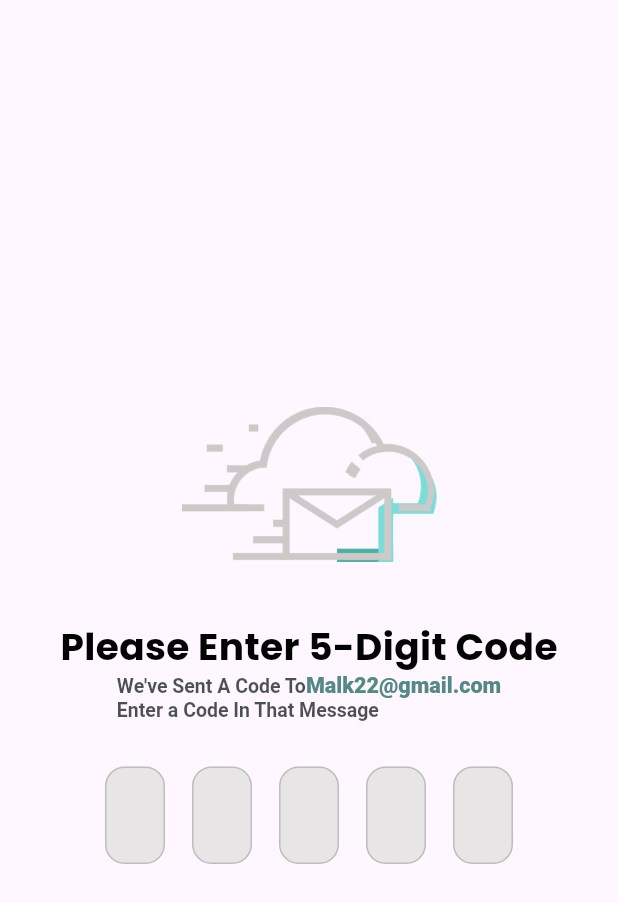
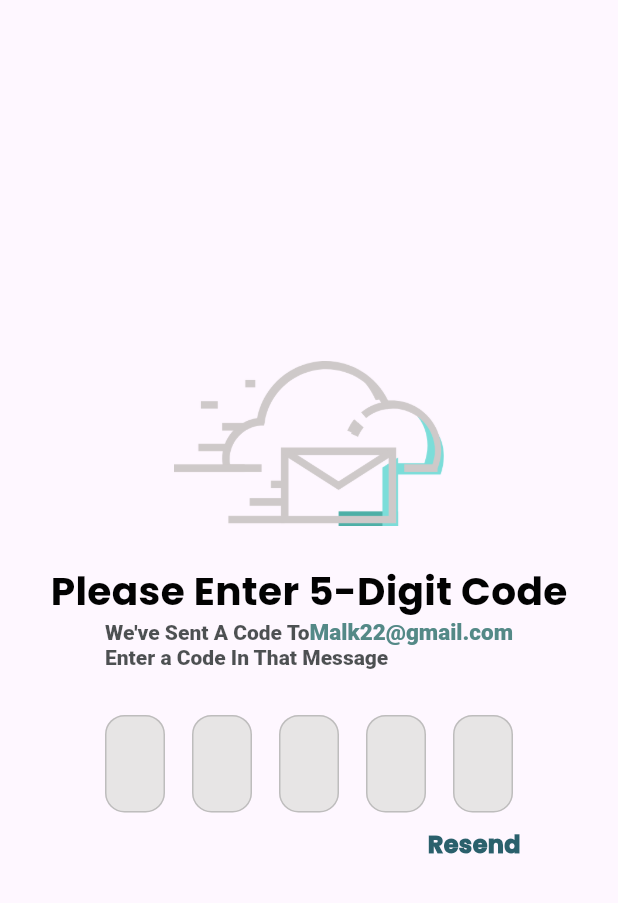
Before and after one commit to soo20/1-pet-App, a Flutter app: the MyVerify screen opened directly, on a phone screen of 412 x 824 dp. Shown: the top 903 px of the screen. Run offline on Flutter 3.47's test engine with Material 3 defaults, Android fonts, the phone set to English and light mode, and no system bars; drawn by our look-alikes of pinput; our stand-ins replace camera, dots_indicator, flutter_svg, font_awesome_flutter, get; project files that could hold a hidden picture were left out.

Commit message:
forget passward

```diff
--- a/lib/pages/pageforgetpass/forgetpass.dart
+++ /dev/null
@@ -1,162 +0,0 @@
-// ignore_for_file: avoid_print
-
-import 'dart:async';
-
-import 'package:flutter/material.dart';
-
-
-import 'package:petapplication/core/utils/widgets/repeatColorsUse.dart';
-import 'package:pinput/pinput.dart';
-
-class MyVerify extends StatefulWidget {
-  const MyVerify({super.key});
-
-  @override
-  State<MyVerify> createState() => _MyVerifyState();
-}
-
-class _MyVerifyState extends State<MyVerify> {
-  int resendtime = 120 ;
-  late Timer counertimer ;
-  void initstate(){
-    starttimer();
-    super.initState();
-  }
-  starttimer(){
-    counertimer = Timer.periodic(const Duration(seconds: 1), (timer) {
-      setState(() {
-        resendtime = resendtime - 1 ;
-      });
-  if(resendtime < 1){
-    counertimer.cancel();
-  }
-    });
-  }
-  stoptimer(){
-    if(counertimer.isActive){
-    counertimer.cancel();
-  }
-  }
-  @override
-  Widget build(BuildContext context) {
-    final defaultPinTheme = PinTheme(
-      margin: const EdgeInsets.symmetric(horizontal: 5),
-      width: 40,
-      height: 65,
-      textStyle: const TextStyle(
-          fontSize: 20,
-          color:   Color(0xff548987),
-          fontWeight: FontWeight.w400),
-      decoration: BoxDecoration(
-       color:const Color.fromARGB(255, 231, 229, 229) ,
-        border: Border.all(color: const Color.fromARGB(88, 112, 112, 112)),
-        borderRadius: BorderRadius.circular(13),
-      ),
-    );
-
-    final focusedPinTheme = defaultPinTheme.copyDecorationWith(
-      color:const Color(0xffF7F7F7) ,
-      border: Border.all(color: kMainColorSplash,),
-      borderRadius: BorderRadius.circular(13),
-    );
-
-    final submittedPinTheme = defaultPinTheme.copyWith(
-      decoration: defaultPinTheme.decoration?.copyWith(
-         color:const Color.fromARGB(255, 231, 229, 229) ,
-      ),
-    );
-
-    return Scaffold(
-      extendBodyBehindAppBar: true,
-
-      body: Container(
-        margin: const EdgeInsets.only(left: 25, right: 25,),
-        alignment: Alignment.center,
-        child: SingleChildScrollView(
-          child: Column(
-            mainAxisAlignment: MainAxisAlignment.center,
-            children: [
-              Image.asset(
-                'assets/image/cloud.png',
-                width: 170,
-                height: 170,
-              ),
-             const  SizedBox(
-                height: 5,
-              ),
-              const Text(
-                "Please Enter 5-Digit Code",
-                style: TextStyle(fontSize: 25, fontWeight: FontWeight.w700,color:  Color(0xff020202),),
-              ),
-              const SizedBox(
-                height: 0,
-              ),
-              RichText(
-            text: const TextSpan(
-              text: 'We\'ve Sent A Code To',
-              style: TextStyle(
-
-                fontSize: 13,
-                color: Color.fromARGB(184, 9, 15, 15),
-                fontWeight: FontWeight.w600,
-              ),
-              children: <TextSpan>[
-                TextSpan(
-                  text: 'Malk22@gmail.com\n',
-                  style: TextStyle(
-
-                    fontSize: 14.4,
-                    color: Color(0xff548987),
-                    fontWeight: FontWeight.w900,
-                  ),
-
-                ),
-                TextSpan(
-                  text: 'Enter a Code In That Message',
-                  style: TextStyle(
-
-                    fontSize: 13,
-                      color: Color.fromARGB(184, 9, 15, 15),
-                    fontWeight: FontWeight.w600,
-                  ),
-
-                ),
-              ],
-            ),
-          ),
-              const SizedBox(
-                height: 30,
-              ),
-              Pinput(
-                length: 5,
-                 defaultPinTheme: defaultPinTheme,
-                 focusedPinTheme: focusedPinTheme,
-                 submittedPinTheme: submittedPinTheme,
-
-                showCursor: true,
-                onCompleted: (pin) => print(pin),
-              ),
-              const SizedBox(
-                height: 10,
-              ),
-
-              Row(
-
-                children: [
-                   const SizedBox(width: 260,),
-
-                      resendtime == 0 ? InkWell(
-                        onTap: () {
-                          // resend code
-                        },
-                        child: const Text('Resend',  style: TextStyle(fontSize: 16, fontWeight: FontWeight.w900,color: Color(0xff2A606C)),),):const SizedBox(),
-
-                ],
-              )
-            ],
-          ),
-        ),
-      ),
-    );
-  }
-}
--- /dev/null
+++ b/lib/pages/pageforgetpass/my_verify_pass.dart
@@ -0,0 +1,209 @@
+// ignore_for_file: avoid_print
+
+import 'dart:async';
+
+import 'package:flutter/material.dart';
+import 'package:petapplication/core/utils/size_config.dart';
+
+import 'package:petapplication/core/utils/widgets/repeatColorsUse.dart';
+import 'package:petapplication/pages/pageforgetpass/greate_new_pass.dart';
+import 'package:pinput/pinput.dart';
+
+class MyVerify extends StatefulWidget {
+  const MyVerify({super.key});
+
+  @override
+  State<MyVerify> createState() => _MyVerifyState();
+}
+
+class _MyVerifyState extends State<MyVerify> {
+  int resendtime = 120;
+  late Timer countertimer;
+  bool isTimerRunning = false;
+  @override
+  void initState() {
+    starttimer();
+    super.initState();
+  }
+
+  void starttimer() {
+    countertimer = Timer.periodic(const Duration(seconds: 1), (timer) {
+      setState(() {
+        resendtime = resendtime - 1;
+      });
+      if (resendtime < 1) {
+        stoptimer();
+      }
+    });
+  }
+
+  void stoptimer() {
+    if (countertimer.isActive) {
+      countertimer.cancel();
+      setState(() {
+        isTimerRunning = false;
+      });
+    }
+  }
+
+  String getFormattedTime() {
+    int minutes = resendtime ~/ 60;
+    int seconds = resendtime % 60;
+    return '$minutes:${seconds.toString().padLeft(1, '0')}';
+  }
+
+  @override
+  Widget build(BuildContext context) {
+    final defaultPinTheme = PinTheme(
+      margin: const EdgeInsets.symmetric(horizontal: 5),
+      width: 40,
+      height: 65,
+      textStyle: const TextStyle(
+          fontSize: 22, color: Color(0xff020202), fontWeight: FontWeight.w500),
+      decoration: BoxDecoration(
+        color: const Color.fromARGB(255, 231, 229, 229),
+        border: Border.all(color: const Color.fromARGB(88, 112, 112, 112)),
+        borderRadius: BorderRadius.circular(13),
+      ),
+    );
+
+    final focusedPinTheme = defaultPinTheme.copyDecorationWith(
+      color: const Color(0xffF7F7F7),
+      border: Border.all(
+        color: kMainColorSplash,
+      ),
+      borderRadius: BorderRadius.circular(13),
+    );
+
+    final submittedPinTheme = defaultPinTheme.copyWith(
+      decoration: defaultPinTheme.decoration?.copyWith(
+        color: const Color.fromARGB(255, 231, 229, 229),
+      ),
+    );
+
+    return Scaffold(
+      extendBodyBehindAppBar: true,
+      body: Container(
+        margin:
+            EdgeInsets.only(left: 25, right: 25, bottom: screenHeight * 0.015),
+        alignment: Alignment.center,
+        child: SingleChildScrollView(
+          child: Column(
+            mainAxisAlignment: MainAxisAlignment.center,
+            children: [
+              Image.asset(
+                'assets/image/cloud.png',
+                width: 180,
+                height: 150,
+              ),
+              const SizedBox(
+                height: 5,
+              ),
+              const Text(
+                "Please Enter 5-Digit Code",
+                style: TextStyle(
+                  fontSize: 26,
+                  fontWeight: FontWeight.w700,
+                  color: Color(0xff020202),
+                ),
+              ),
+              const SizedBox(
+                height: 0,
+              ),
+              RichText(
+                text: const TextSpan(
+                  text: 'We\'ve Sent A Code To',
+                  style: TextStyle(
+                    fontSize: 14,
+                    color: Color.fromARGB(184, 9, 15, 15),
+                    fontWeight: FontWeight.w800,
+                  ),
+                  children: <TextSpan>[
+                    TextSpan(
+                      text: 'Malk22@gmail.com\n',
+                      style: TextStyle(
+                        fontSize: 15,
+                        color: Color(0xff548987),
+                        fontWeight: FontWeight.w900,
+                      ),
+                    ),
+                    TextSpan(
+                      text: 'Enter a Code In That Message',
+                      style: TextStyle(
+                        fontSize: 14,
+                        color: Color.fromARGB(184, 9, 15, 15),
+                        fontWeight: FontWeight.w800,
+                      ),
+                    ),
+                  ],
+                ),
+              ),
+              const SizedBox(
+                height: 30,
+              ),
+              Pinput(
+                length: 5,
+                defaultPinTheme: defaultPinTheme,
+                focusedPinTheme: focusedPinTheme,
+                submittedPinTheme: submittedPinTheme,
+                showCursor: true,
+                onCompleted: (pin) {
+                  Navigator.of(context).pushReplacement(
+                    MaterialPageRoute(
+                        builder: (context) => const GreateNewPass()),
+                  );
+                },
+              ),
+              const SizedBox(
+                height: 10,
+              ),
+              Row(
+                mainAxisAlignment: MainAxisAlignment.start,
+                children: [
+                  const SizedBox(width: 260),
+                  isTimerRunning
+                      ? Row(
+                          children: [
+                            const Icon(
+                              Icons.alarm_on,
+                              color: Color.fromARGB(255, 108, 42, 50),
+                              size: 18,
+                            ),
+                            const SizedBox(width: 0),
+                            Text(
+                              ' ${getFormattedTime()} Min',
+                              style: const TextStyle(
+                                fontSize: 15,
+                                fontWeight: FontWeight.w700,
+                                color: Color.fromARGB(255, 108, 42, 50),
+                              ),
+                            ),
+                          ],
+                        )
+                      : InkWell(
+                          onTap: () {
+                            // resend code
+                            setState(() {
+                              resendtime = 120;
+                              isTimerRunning = true;
+                            });
+                            starttimer();
+                          },
+                          child: const Text(
+                            'Resend',
+                            style: TextStyle(
+                              fontSize: 16,
+                              fontWeight: FontWeight.w900,
+                              color: Color(0xff2A606C),
+                            ),
+                          ),
+                        ),
+                ],
+              )
+            ],
+          ),
+        ),
+      ),
+    );
+  }
+}
```
Also changed, not shown: lib/pages/page2/login_info.dart (+83 -43 lines), lib/pages/pageforgetpass/greate_new_pass.dart (added, +10 -0 lines).
